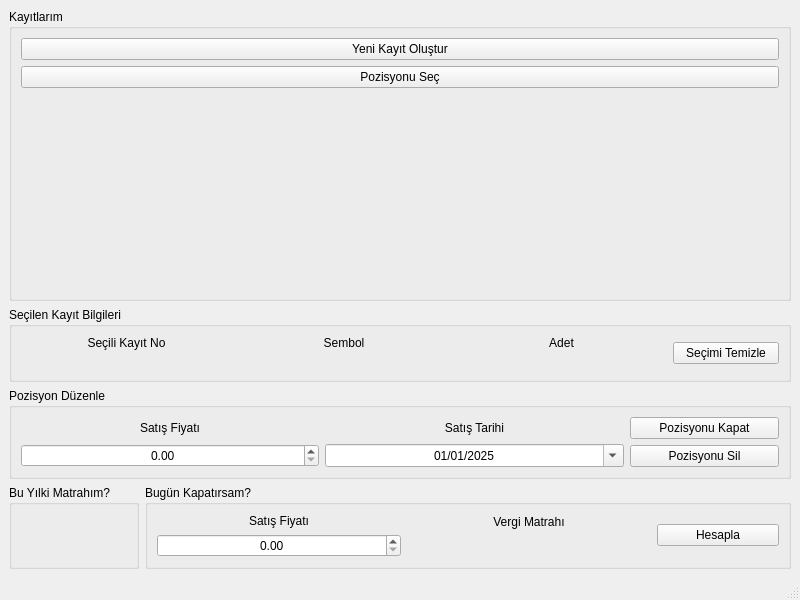
First picture: the form in gui/mainwindow.ui, repository cihansenyuz/tax-calc, before the edit.
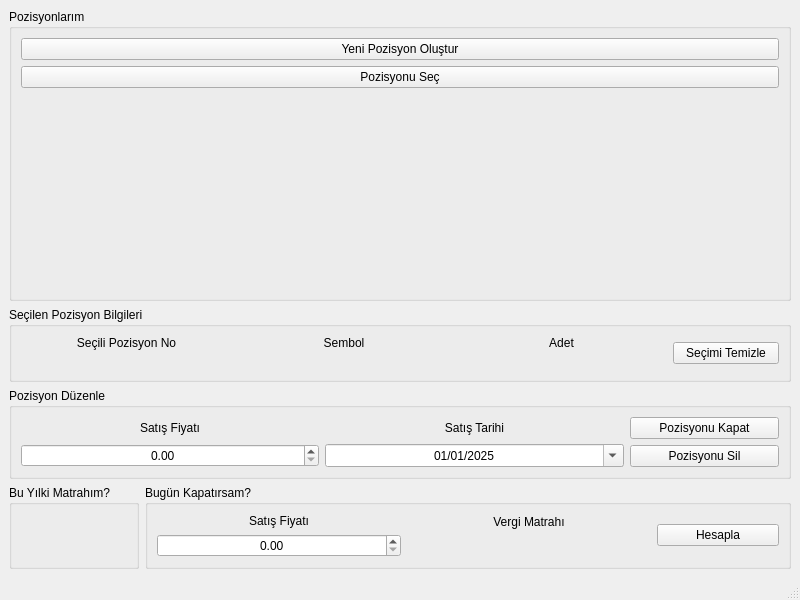
Second picture: the form after the edit.

Commit message: make pozisyon-centric GUI

What changed in the file:
```diff
--- a/gui/mainwindow.ui
+++ b/gui/mainwindow.ui
@@ -18,7 +18,7 @@
     <item>
      <widget class="QGroupBox" name="groupBox_4">
       <property name="title">
-       <string>Kayıtlarım</string>
+       <string>Pozisyonlarım</string>
       </property>
       <layout class="QVBoxLayout" name="verticalLayout_3">
        <item>
@@ -31,7 +31,7 @@
               <string>Yeni pozisyon açmak için kayıt oluşturun.</string>
              </property>
              <property name="text">
-              <string>Yeni Kayıt Oluştur</string>
+              <string>Yeni Pozisyon Oluştur</string>
              </property>
             </widget>
            </item>
@@ -68,7 +68,7 @@
     <item>
      <widget class="QGroupBox" name="groupBox_3">
       <property name="title">
-       <string>Seçilen Kayıt Bilgileri</string>
+       <string>Seçilen Pozisyon Bilgileri</string>
       </property>
       <layout class="QHBoxLayout" name="horizontalLayout_3" stretch="2,2,2,1">
        <item>
@@ -76,7 +76,7 @@
          <item>
           <widget class="QLabel" name="label">
            <property name="text">
-            <string>Seçili Kayıt No</string>
+            <string>Seçili Pozisyon No</string>
            </property>
            <property name="alignment">
             <set>Qt::AlignmentFlag::AlignCenter</set>
```
Left out of the diff: 8 changed lines with no effect on the pictures. The commit also changes 2 other files.
